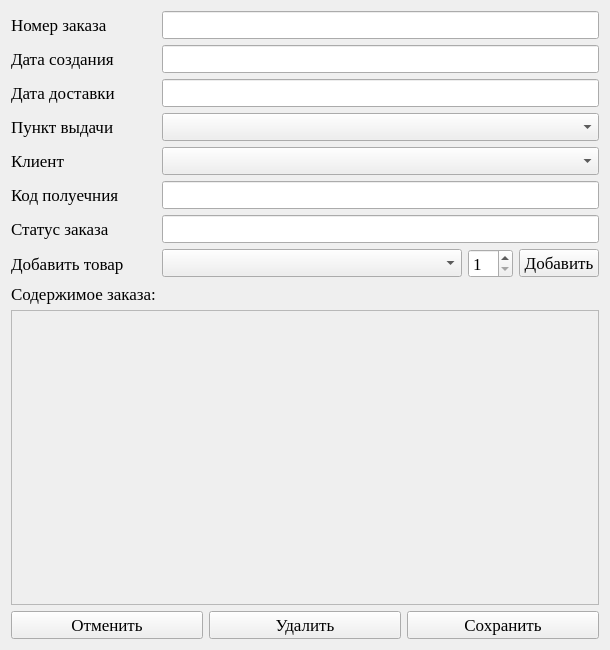
First picture: the form in ui/add_order.ui, repository lirthu/demo, before the edit.
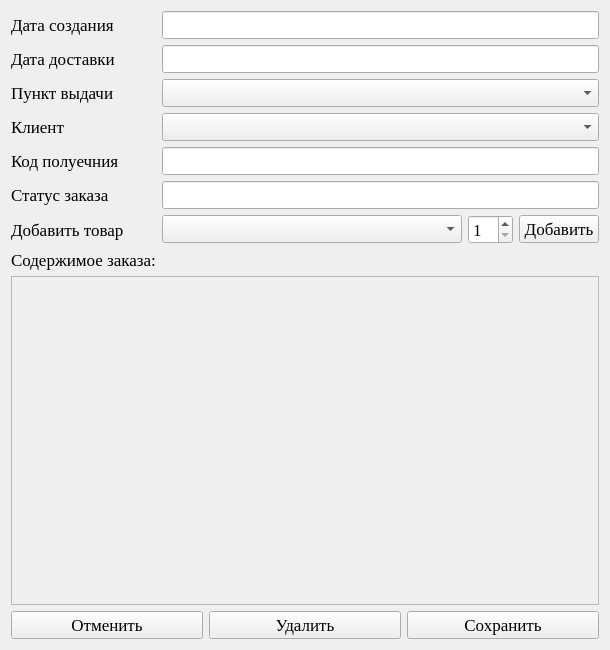
Second picture: the form after the edit.

Diff of the .ui file:
```diff
--- a/ui/add_order.ui
+++ b/ui/add_order.ui
@@ -20,82 +20,7 @@
    <string>Окно управления заказом</string>
   </property>
   <layout class="QGridLayout" name="gridLayout">
-   <item row="0" column="0">
-    <widget class="QLabel" name="label">
-     <property name="text">
-      <string>Номер заказа</string>
-     </property>
-    </widget>
-   </item>
-   <item row="0" column="1">
-    <widget class="QLineEdit" name="line_id_order">
-     <property name="readOnly">
-      <bool>false</bool>
-     </property>
-    </widget>
-   </item>
-   <item row="1" column="0">
-    <widget class="QLabel" name="label_2">
-     <property name="text">
-      <string>Дата создания</string>
-     </property>
-    </widget>
-   </item>
-   <item row="1" column="1">
-    <widget class="QLineEdit" name="line_create_order"/>
-   </item>
-   <item row="2" column="0">
-    <widget class="QLabel" name="label_3">
-     <property name="text">
-      <string>Дата доставки</string>
-     </property>
-    </widget>
-   </item>
-   <item row="2" column="1">
-    <widget class="QLineEdit" name="line_deliver"/>
-   </item>
-   <item row="3" column="0">
-    <widget class="QLabel" name="label_4">
-     <property name="text">
-      <string>Пункт выдачи</string>
-     </property>
-    </widget>
-   </item>
-   <item row="3" column="1">
-    <widget class="QComboBox" name="giver_box"/>
-   </item>
-   <item row="4" column="0">
-    <widget class="QLabel" name="label_5">
-     <property name="text">
-      <string>Клиент</string>
-     </property>
-    </widget>
-   </item>
-   <item row="4" column="1">
-    <widget class="QComboBox" name="user_box"/>
-   </item>
-   <item row="5" column="0">
-    <widget class="QLabel" name="label_6">
-     <property name="text">
-      <string>Код полуечния</string>
-     </property>
-    </widget>
-   </item>
-   <item row="6" column="0">
-    <widget class="QLabel" name="label_7">
-     <property name="text">
-      <string>Статус заказа</string>
-     </property>
-    </widget>
-   </item>
-   <item row="7" column="0">
-    <widget class="QLabel" name="label_9">
-     <property name="text">
-      <string>Добавить товар</string>
-     </property>
-    </widget>
-   </item>
-   <item row="7" column="1">
+   <item row="6" column="1">
     <layout class="QHBoxLayout" name="horizontalLayout_2">
      <item>
       <widget class="QComboBox" name="item_box">
@@ -129,32 +54,31 @@
      </item>
     </layout>
    </item>
-   <item row="10" column="0" colspan="2">
-    <layout class="QHBoxLayout" name="horizontalLayout">
-     <item>
-      <widget class="QPushButton" name="cancel">
-       <property name="text">
-        <string>Отменить</string>
-       </property>
-      </widget>
-     </item>
-     <item>
-      <widget class="QPushButton" name="delete_btn">
-       <property name="text">
-        <string>Удалить</string>
-       </property>
-      </widget>
-     </item>
-     <item>
-      <widget class="QPushButton" name="pushButton_3">
-       <property name="text">
-        <string>Сохранить</string>
-       </property>
-      </widget>
-     </item>
-    </layout>
+   <item row="0" column="0">
+    <widget class="QLabel" name="label_2">
+     <property name="text">
+      <string>Дата создания</string>
+     </property>
+    </widget>
    </item>
-   <item row="9" column="0" colspan="2">
+   <item row="0" column="1">
+    <widget class="QLineEdit" name="line_create_order"/>
+   </item>
+   <item row="7" column="0">
+    <widget class="QLabel" name="label_8">
+     <property name="text">
+      <string>Содержимое заказа:</string>
+     </property>
+    </widget>
+   </item>
+   <item row="6" column="0">
+    <widget class="QLabel" name="label_9">
+     <property name="text">
+      <string>Добавить товар</string>
+     </property>
+    </widget>
+   </item>
+   <item row="8" column="0" colspan="2">
     <widget class="QScrollArea" name="scrollArea">
      <property name="widgetResizable">
       <bool>true</bool>
@@ -164,23 +88,85 @@
        <rect>
         <x>0</x>
         <y>0</y>
-        <width>588</width>
-        <height>395</height>
+        <width>582</width>
+        <height>349</height>
        </rect>
       </property>
      </widget>
     </widget>
    </item>
-   <item row="6" column="1">
-    <widget class="QLineEdit" name="status_line"/>
-   </item>
-   <item row="5" column="1">
+   <item row="4" column="1">
     <widget class="QLineEdit" name="code_giver_line"/>
    </item>
-   <item row="8" column="0">
-    <widget class="QLabel" name="label_8">
+   <item row="5" column="1">
+    <widget class="QLineEdit" name="status_line"/>
+   </item>
+   <item row="9" column="0" colspan="2">
+    <layout class="QHBoxLayout" name="horizontalLayout">
+     <item>
+      <widget class="QPushButton" name="cancel">
+       <property name="text">
+        <string>Отменить</string>
+       </property>
+      </widget>
+     </item>
+     <item>
+      <widget class="QPushButton" name="delete_btn">
+       <property name="text">
+        <string>Удалить</string>
+       </property>
+      </widget>
+     </item>
+     <item>
+      <widget class="QPushButton" name="pushButton_3">
+       <property name="text">
+        <string>Сохранить</string>
+       </property>
+      </widget>
+     </item>
+    </layout>
+   </item>
+   <item row="2" column="1">
+    <widget class="QComboBox" name="giver_box"/>
+   </item>
+   <item row="1" column="0">
+    <widget class="QLabel" name="label_3">
      <property name="text">
-      <string>Содержимое заказа:</string>
+      <string>Дата доставки</string>
+     </property>
+    </widget>
+   </item>
+   <item row="1" column="1">
+    <widget class="QLineEdit" name="line_deliver"/>
+   </item>
+   <item row="2" column="0">
+    <widget class="QLabel" name="label_4">
+     <property name="text">
+      <string>Пункт выдачи</string>
+     </property>
+    </widget>
+   </item>
+   <item row="5" column="0">
+    <widget class="QLabel" name="label_7">
+     <property name="text">
+      <string>Статус заказа</string>
+     </property>
+    </widget>
+   </item>
+   <item row="4" column="0">
+    <widget class="QLabel" name="label_6">
+     <property name="text">
+      <string>Код полуечния</string>
+     </property>
+    </widget>
+   </item>
+   <item row="3" column="1">
+    <widget class="QComboBox" name="user_box"/>
+   </item>
+   <item row="3" column="0">
+    <widget class="QLabel" name="label_5">
+     <property name="text">
+      <string>Клиент</string>
      </property>
     </widget>
    </item>
```
